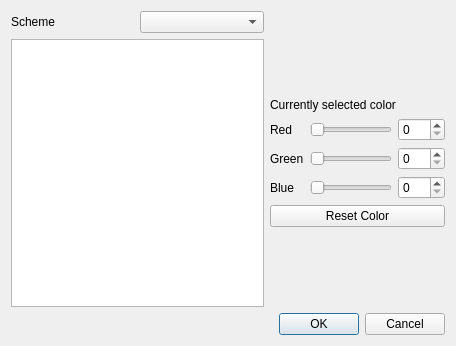
Old version of the form ui/CalibrateFloss.ui in the repository KDE/kxstitch.
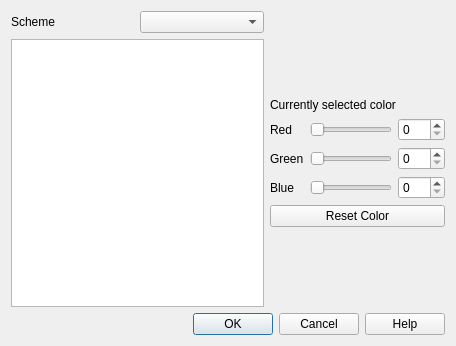
New version of the form. Custom widgets are drawn as their Qt base class.

Commit message: Enable Help button for the dialog

The edit to the form file:
```diff
--- a/ui/CalibrateFloss.ui
+++ b/ui/CalibrateFloss.ui
@@ -183,7 +183,7 @@
    <item row="2" column="0" colspan="3">
     <widget class="QDialogButtonBox" name="DialogButtonBox">
      <property name="standardButtons">
-      <set>QDialogButtonBox::Cancel|QDialogButtonBox::Ok</set>
+      <set>QDialogButtonBox::Cancel|QDialogButtonBox::Help|QDialogButtonBox::Ok</set>
      </property>
     </widget>
    </item>
```
